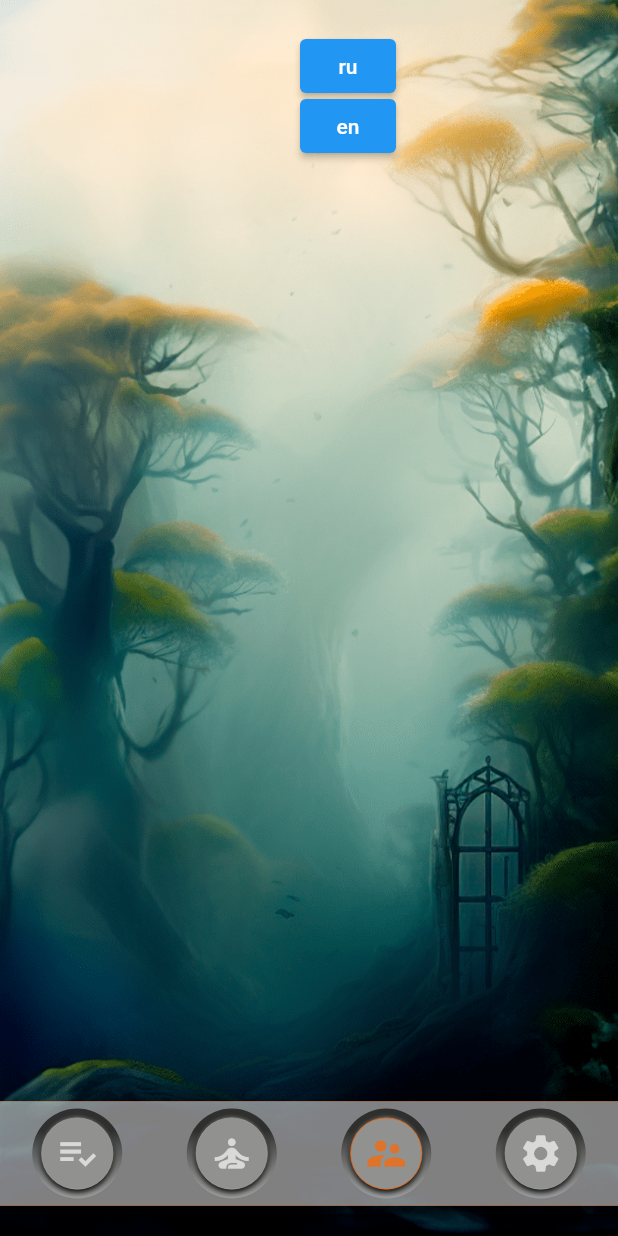
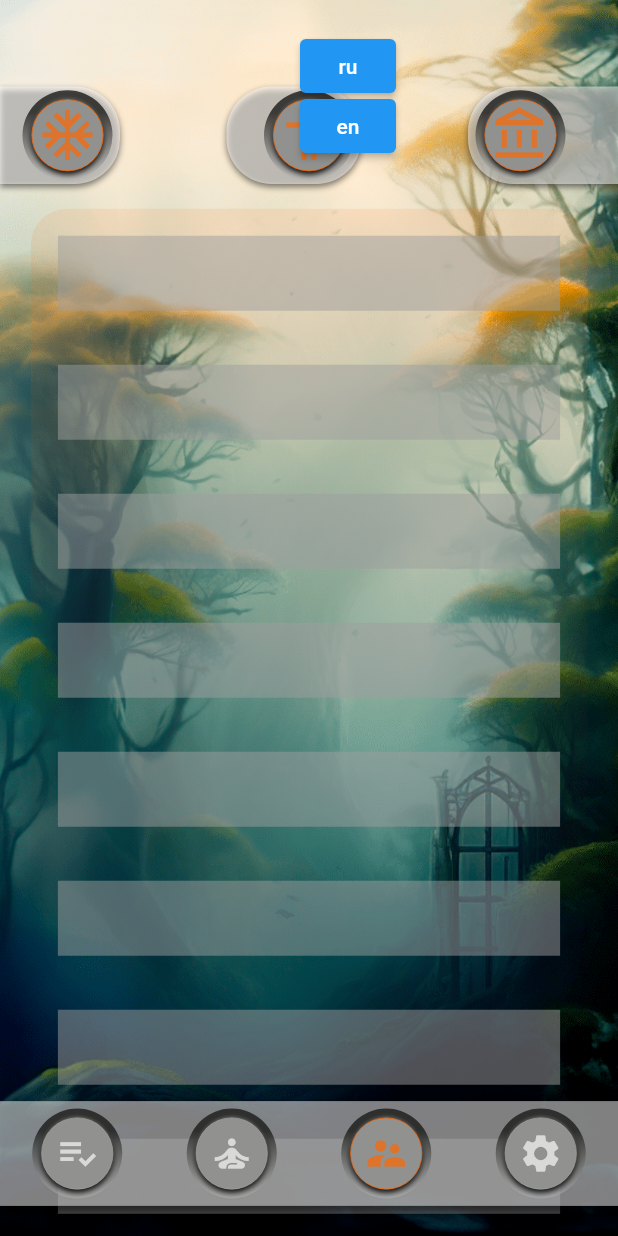
Before and after one commit to denissavishchev/today, a Flutter app: the screen it shows after launch, swiped to page 3, on a phone screen of 412 x 824 dp. Run offline on Flutter 3.47's test engine with Material 2 defaults, Android fonts, the phone set to English and light mode, and no system bars; our stand-ins replace awesome_notifications, countup, easy_localization, hive, hive_flutter, percent_indicator; missing offline and left inert: flutter_ringtone_player, flutter_rounded_date_picker; accounts and stored records are empty.

Commit message:
habit page start

```diff
--- a/lib/pages/habit_page.dart
+++ b/lib/pages/habit_page.dart
@@ -1,4 +1,7 @@
+import 'dart:ui';
 import 'package:flutter/material.dart';
+import '../constants.dart';
+import '../widgets/side_button_widget.dart';
 
 class HabitPage extends StatelessWidget {
   const HabitPage({Key? key}) : super(key: key);
@@ -13,6 +16,79 @@ class HabitPage extends StatelessWidget {
             image: DecorationImage(
                 image: AssetImage('assets/images/bg03.png'),
                 fit: BoxFit.fitWidth)),
+        child: BackdropFilter(
+          filter: ImageFilter.blur(
+            sigmaX: 0.1,
+            sigmaY: 0.1,
+          ),
+          child: Column(
+            children: [
+              SizedBox(height: size.height * 0.07),
+              Row(
+                mainAxisAlignment: MainAxisAlignment.spaceBetween,
+                children: [
+                  SideButtonWidget(
+                    onTap: () {},
+                    child: Icon(Icons.ac_unit,
+                      color: kOrange.withOpacity(0.7),
+                      size: 40,),),
+                  SideButtonWidget(
+                    both: true,
+                    width: 90,
+                    onTap: () {},
+                    child: Icon(Icons.accessibility_sharp,
+                      color: kOrange.withOpacity(0.7),
+                      size: 40,),),
+                  SideButtonWidget(
+                    width: 100,
+                    right: false,
+                    onTap: () {},
+                    child: Icon(Icons.account_balance_outlined,
+                      color: kOrange.withOpacity(0.7),
+                      size: 40,),)
+                ],
+              ),
+              SizedBox(height: size.height * 0.02,),
+              Expanded(
+                child: Container(
+                  clipBehavior: Clip.hardEdge,
+                  width: size.width * 0.9,
+                  decoration: BoxDecoration(
+                      color: Colors.white,
+                      borderRadius: const BorderRadius.all(Radius.circular(24)),
+                      gradient: LinearGradient(
+                          colors: [
+                            kOrange.withOpacity(0.1),
+                            Colors.transparent
+                          ],
+                          begin: Alignment.topCenter,
+                          end: Alignment.bottomCenter,
+                          stops: const [0.1, 0.8]
+                      )
+                  ),
+                  child: ScrollConfiguration(
+                      behavior: const ScrollBehavior().copyWith(overscroll: false),
+                      child: ListView.builder(
+                        padding: EdgeInsets.only(bottom: size.height * 0.12),
+                        itemCount: 10,
+                        // controller: data.scrollController,
+                        reverse: false,
+                        shrinkWrap: true,
+                        itemBuilder: (context, index) {
+                          return Container(
+                            margin: EdgeInsets.all(18),
+                            width: 200,
+                            height: 50,
+                            color: Colors.grey.withOpacity(0.5),
+                          );
+                        },
+                      )
+                  ),
+                ),
+              ),
+            ],
+          ),
+        ),
       ),
 
     );
```
